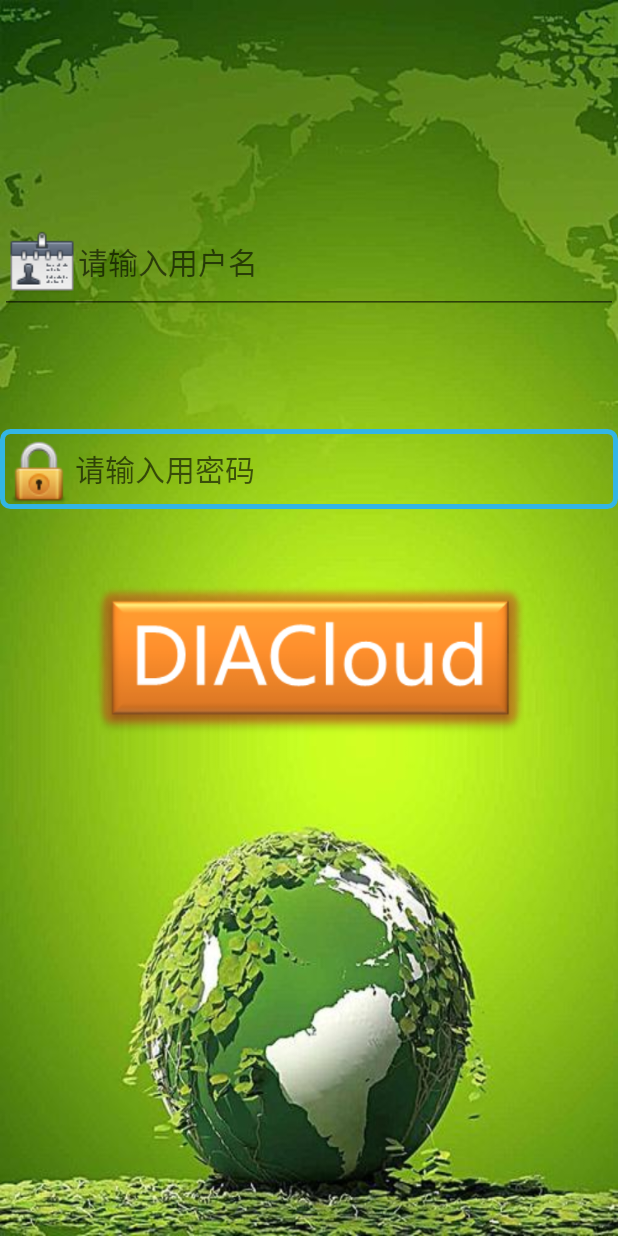
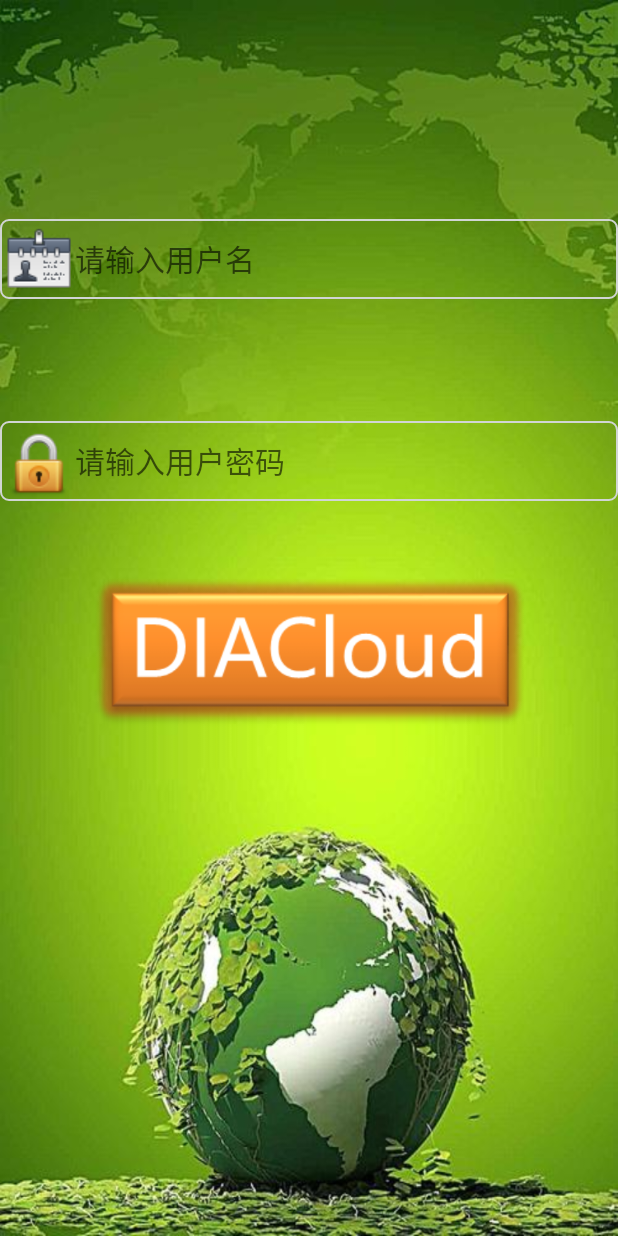
Before and after one commit to glj077/dx, an Android app: the screen it shows after launch (MainActivity), on a phone screen of 412 x 824 dp. Run offline under Robolectric (Android 15) with nearby library versions, the phone set to English and light mode, and no system bars.

Commit message:
editstyle20200506

```diff
--- /dev/null
+++ b/app/src/main/res/drawable/edittextnoselect.xml
@@ -0,0 +1,13 @@
+<?xml version="1.0" encoding="utf-8"?>
+<shape xmlns:android="http://schemas.android.com/apk/res/android"
+    android:shape="rectangle">
+
+    <!-- 圆角-->
+    <corners android:radius="5dp" />
+    <!--描边-->
+    <stroke
+        android:width="1dp"
+        android:color="@color/colorgra" />
+    <padding android:left="2dp" android:right="2dp"
+        android:top="3dp" android:bottom="3dp"/>
+</shape>
--- /dev/null
+++ b/app/src/main/res/drawable/edittextselect.xml
@@ -0,0 +1,5 @@
+<?xml version="1.0" encoding="utf-8"?>
+<selector xmlns:android="http://schemas.android.com/apk/res/android">
+<item android:state_window_focused="false" android:drawable="@drawable/edittextnoselect"/>
+    <item android:state_focused="true" android:drawable="@drawable/edittext_style"/>
+</selector>
--- a/app/src/main/res/layout/activity_main.xml
+++ b/app/src/main/res/layout/activity_main.xml
@@ -23,7 +23,7 @@
         android:layout_width="match_parent"
         android:layout_height="wrap_content"
         android:layout_marginBottom="454dp"
-        android:background="@drawable/edittext_style"
+        android:background="@drawable/edittextselect"
         android:drawableLeft="@drawable/padlock"
         android:ems="10"
         android:hint="@string/edittext2"
@@ -40,6 +40,7 @@
         android:layout_height="wrap_content"
         android:layout_marginTop="110dp"
         android:layout_marginBottom="45dp"
+        android:background="@drawable/edittextselect"
         android:drawableLeft="@drawable/id"
         android:ems="10"
         android:hint="@string/edittext1"
--- a/app/src/main/res/values/colors.xml
+++ b/app/src/main/res/values/colors.xml
@@ -6,4 +6,5 @@
     <color name="color1">#9C27B0</color>
     <color name="colorappname">#80DEEA</color>
     <color name="colordl">#ffffff</color>
+    <color name="colorgra">#D1D5D4</color>
 </resources>
--- a/app/src/main/res/values/strings.xml
+++ b/app/src/main/res/values/strings.xml
@@ -3,5 +3,5 @@
     <string name="app_name1">中达电通股份有限公司</string>
     <string name="app_name2">DIACloud</string>
     <string name="edittext1">请输入用户名</string>
-    <string name="edittext2">请输入用密码</string>
+    <string name="edittext2">请输入用户密码</string>
 </resources>
```
